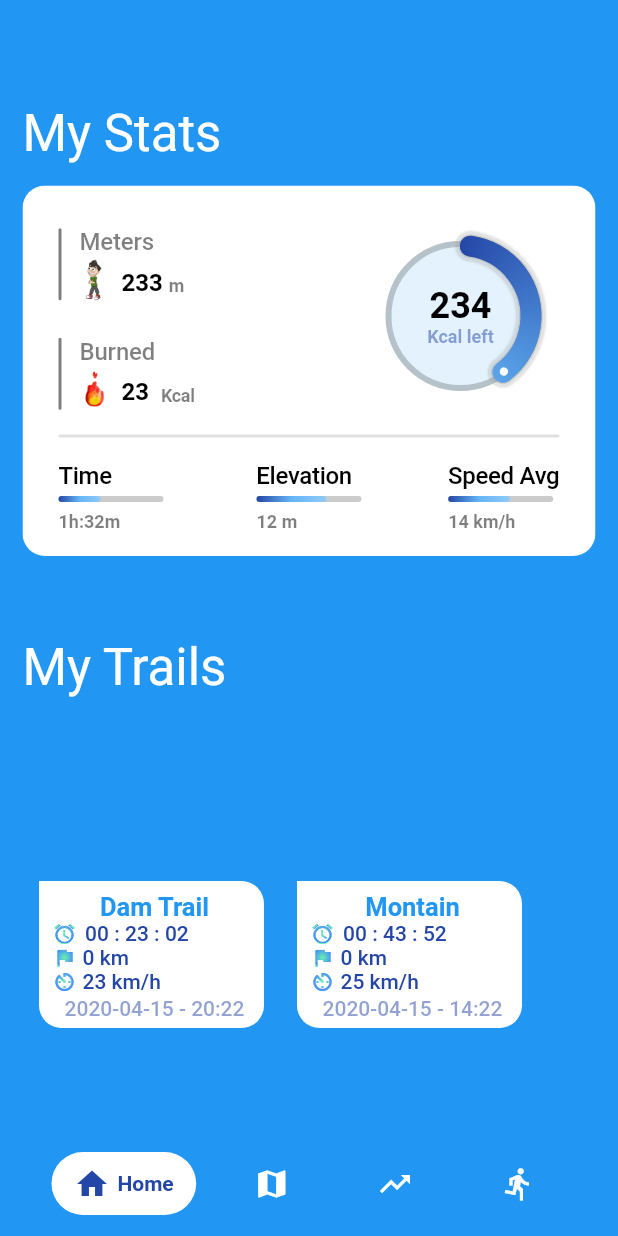
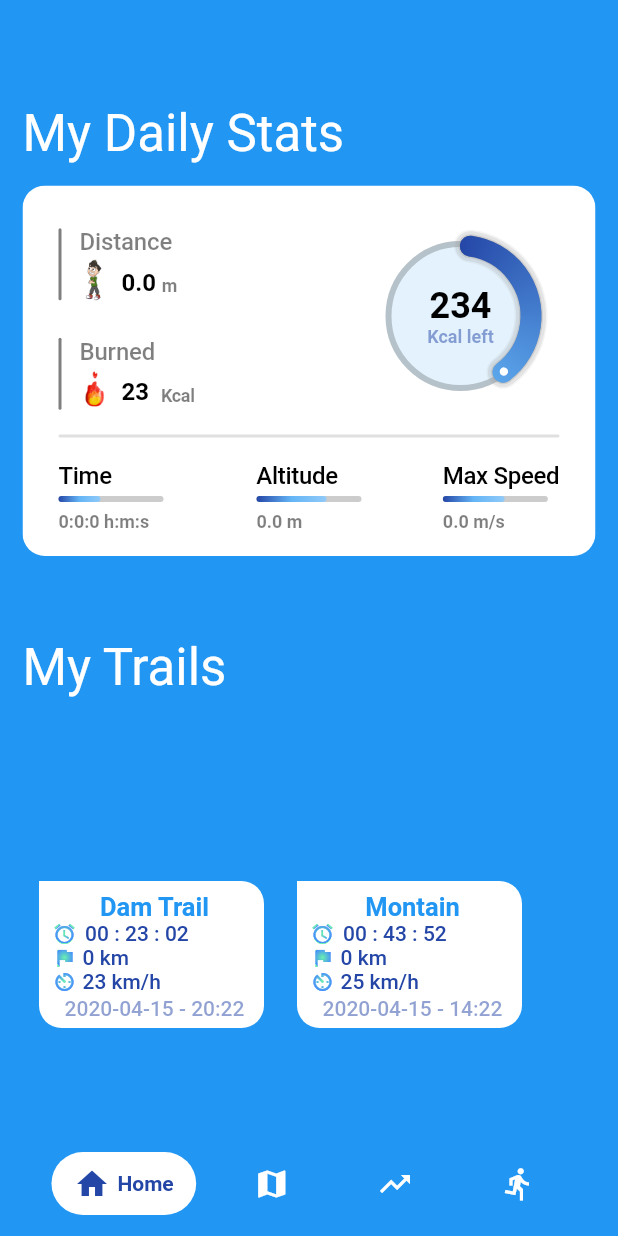
Before and after one commit to DansMarquis/CMApp, a Flutter app: the HomeScreen screen opened directly, on a phone screen of 412 x 824 dp. Run offline on Flutter 3.47's test engine with Material 2 defaults, Android fonts, the light colour scheme and no system bars; our stand-ins replace cloud_firestore, dynamic_theme, firebase_analytics, firebase_storage, flare_flutter, flutter_local_notifications and 8 more; accounts and stored records are empty; network calls fail.

Commit message:
daily stats with real values,just calories left

```diff
--- a/GhostRunner/lib/global.dart
+++ b/GhostRunner/lib/global.dart
@@ -1,6 +1,7 @@
 import 'package:flutter/material.dart';
 import 'package:geolocator/geolocator.dart' as geo;
 bool isOnMap = false;
+bool isRunning = false;
 String trailName;
 String address;
 String description;
@@ -11,6 +12,10 @@ String velocity = '54k';
 String distance = '4330';
 String date;
 int trailID = 4; // 4 by default because there are 4 initial locations created
+int dailyTotalTime = 0;
+double maxSpeed = 0.0;
+double altitude = 0.0;
+double dailyDistance = 0.0;
 
 class MyColors {
   static Color darkBlue = Color(0xff2446a6),
--- a/GhostRunner/lib/ui/screens/home.dart
+++ b/GhostRunner/lib/ui/screens/home.dart
@@ -2,11 +2,14 @@ import 'dart:math' as math;
 
 import 'package:firebase_storage/firebase_storage.dart';
 import 'package:flutter/material.dart';
-import 'package:ghostrunner/global.dart';
 import 'package:ghostrunner/ui/screens/details.dart';
 import 'package:ghostrunner/ui/widgets/mybottomnavbar.dart';
 import 'package:shared_preferences/shared_preferences.dart';
+import 'package:ghostrunner/classes/dependencies.dart';
+import 'package:ghostrunner/widgets/timer_clock.dart';
 import '../../trail_model.dart';
+import '../../global.dart' as global;
+
 Future<Widget> _getImage(BuildContext context, String image) async {
   Image m;
   final ref = FirebaseStorage.instance.ref().child(image);
@@ -25,9 +28,8 @@ class HomeScreen extends StatelessWidget {
   const HomeScreen({Key key, this.helper, this.identity}) : super(key: key);
   @override
   Widget build(BuildContext context) {
-
         return Scaffold(
-          backgroundColor: MyColors.darkBlue,
+          backgroundColor: global.MyColors.darkBlue,
           body: SafeArea(
             child: Stack(
 
@@ -67,7 +69,7 @@ class HomeScreen extends StatelessWidget {
                       children: <Widget>[
                         Spacer(),
                         Text(
-                          "My Stats",
+                          "My Daily Stats",
                           style: Theme.of(context)
                               .textTheme
                               .display1
@@ -122,7 +124,7 @@ class HomeScreen extends StatelessWidget {
                                               padding: const EdgeInsets.only(
                                                   left: 4, bottom: 2),
                                               child: Text(
-                                                'Meters',
+                                                'Distance',
                                                 textAlign: TextAlign.center,
                                                 style: TextStyle(
 
@@ -151,7 +153,7 @@ class HomeScreen extends StatelessWidget {
                                                       const EdgeInsets.only(
                                                           left: 4, bottom: 3),
                                                   child: Text(
-                                                    '233',
+                                                    global.dailyDistance.toString().substring(0,3),
                                                     textAlign: TextAlign.center,
                                                     style: TextStyle(
 
@@ -330,7 +332,7 @@ class HomeScreen extends StatelessWidget {
                                               fontWeight: FontWeight.bold,
                                               fontSize: 12,
                                               letterSpacing: 0.0,
-                                              color: MyColors.darkBlue
+                                              color: global.MyColors.darkBlue
                                                   .withOpacity(0.5),
                                             ),
                                           ),
@@ -343,7 +345,7 @@ class HomeScreen extends StatelessWidget {
                                     child: CustomPaint(
                                       painter: CurvePainter(
                                           colors: [
-                                            MyColors.darkBlue,
+                                            global.MyColors.darkBlue,
                                             Colors.blue[300],
                                             Colors.blue[200]
                                           ],
@@ -413,7 +415,7 @@ class HomeScreen extends StatelessWidget {
                                           height: 4,
                                           decoration: BoxDecoration(
                                             gradient: LinearGradient(colors: [
-                                            MyColors.darkBlue,
+                                            global.MyColors.darkBlue,
                                             Colors.blue[300],
                                             Colors.blue[200],
                                             ]),
@@ -428,7 +430,7 @@ class HomeScreen extends StatelessWidget {
                                 Padding(
                                   padding: const EdgeInsets.only(top: 6),
                                   child: Text(
-                                    '1h:32m',
+                                    hometransformMilliSecondsToTime(global.dailyTotalTime) + " h:m:s",
                                     textAlign: TextAlign.center,
                                     style: TextStyle(
 
@@ -452,7 +454,7 @@ class HomeScreen extends StatelessWidget {
                                   crossAxisAlignment: CrossAxisAlignment.start,
                                   children: <Widget>[
                                     Text(
-                                      'Elevation',
+                                      'Altitude',
                                       textAlign: TextAlign.center,
                                       style: TextStyle(
 
@@ -481,7 +483,7 @@ class HomeScreen extends StatelessWidget {
                                               decoration: BoxDecoration(
                                                 gradient:
                                                     LinearGradient(colors: [
-                                                MyColors.darkBlue,
+                                                global.MyColors.darkBlue,
                                             Colors.blue[300],
                                             Colors.blue[200],
                                                 ]),
@@ -496,7 +498,7 @@ class HomeScreen extends StatelessWidget {
                                     Padding(
                                       padding: const EdgeInsets.only(top: 6),
                                       child: Text(
-                                        '12 m',
+                                        (global.altitude).toString().substring(0,3) + " m",
                                         textAlign: TextAlign.center,
                                         style: TextStyle(
 
@@ -522,7 +524,7 @@ class HomeScreen extends StatelessWidget {
                                   crossAxisAlignment: CrossAxisAlignment.start,
                                   children: <Widget>[
                                     Text(
-                                      'Speed Avg',
+                                      'Max Speed',
                                       style: TextStyle(
 
                                         fontWeight: FontWeight.w500,
@@ -551,7 +553,7 @@ class HomeScreen extends StatelessWidget {
                                               decoration: BoxDecoration(
                                                 gradient:
                                                     LinearGradient(colors: [
-                                                 MyColors.darkBlue,
+                                                 global.MyColors.darkBlue,
                                             Colors.blue[300],
                                             Colors.blue[200],
                                                 ]),
@@ -566,7 +568,7 @@ class HomeScreen extends StatelessWidget {
                                     Padding(
                                       padding: const EdgeInsets.only(top: 6),
                                       child: Text(
-                                        '14 km/h',
+                                        global.maxSpeed.toString().substring(0,3) +" m/s" ,
                                         textAlign: TextAlign.center,
                                         style: TextStyle(
 
@@ -687,7 +689,7 @@ class HomeScreen extends StatelessWidget {
                                                           fontWeight: FontWeight.w500,
                                                           fontSize: 14,
                                                           letterSpacing: 0.0,
-                                                          color: MyColors.darkBlue,
+                                                          color: global.MyColors.darkBlue,
                                                         ),
                                                       ),
                                                     ),
@@ -714,7 +716,7 @@ class HomeScreen extends StatelessWidget {
                                                           fontWeight: FontWeight.w500,
                                                           fontSize: 14,
                                                           letterSpacing: 0.0,
-                                                          color:  MyColors.darkBlue,
+                                                          color:  global.MyColors.darkBlue,
                                                         ),
                                                       ),
                                                     ),
@@ -741,7 +743,7 @@ class HomeScreen extends StatelessWidget {
                                                           fontWeight: FontWeight.w500,
                                                           fontSize: 14,
                                                           letterSpacing: 0.0,
-                                                          color:  MyColors.darkBlue,
+                                                          color:  global.MyColors.darkBlue,
                                                         ),
                                                       ),
                                                     ),
@@ -762,7 +764,7 @@ class HomeScreen extends StatelessWidget {
                                                           fontWeight: FontWeight.w500,
                                                           fontSize: 14,
                                                           letterSpacing: 0.0,
-                                                          color: MyColors.darkBlue.withOpacity(0.5),
+                                                          color: global.MyColors.darkBlue.withOpacity(0.5),
                                                         ),
                                                       ),
                                                     ),
@@ -803,6 +805,12 @@ class HomeScreen extends StatelessWidget {
         ),
       ),
     );
+  }
+  hometransformMilliSecondsToTime(int milliseconds) {
+    int seconds = ((milliseconds/1000)%60).toInt();
+    int minutes = ((milliseconds/(1000*60))%60).toInt();
+    int hours =  ((milliseconds/(1000*60*60))%24).toInt();
+    return hours.toString() + ":" + minutes.toString() + ":" + seconds.toString();
   }
 }
 class RadiantGradientMask extends StatelessWidget {
@@ -939,4 +947,5 @@ class CurvePainter extends CustomPainter {
     var redian = (math.pi / 180) * degree;
     return redian;
   }
+
 }
--- a/GhostRunner/lib/ui/widgets/trailForm.dart
+++ b/GhostRunner/lib/ui/widgets/trailForm.dart
@@ -9,6 +9,7 @@ import 'package:ghostrunner/ui/screens/home.dart';
 import '../../global.dart' as global;
 import '../../trail_model.dart';
 import 'package:toast/toast.dart';
+
 class NewTrailPage extends StatefulWidget {
   @override
   _NewTrailPageState createState() => _NewTrailPageState();
@@ -39,6 +40,7 @@ class _NewTrailPageState extends State<NewTrailPage>{
        StorageUploadTask uploadTask = firebaseStorageRef.putFile(_image);
        StorageTaskSnapshot taskSnapshot=await uploadTask.onComplete;
     }
+
 
     void newTrail(){
       trails.add(
```
Also changed, not shown: GhostRunner/lib/init_map.dart (+24 -6 lines).
